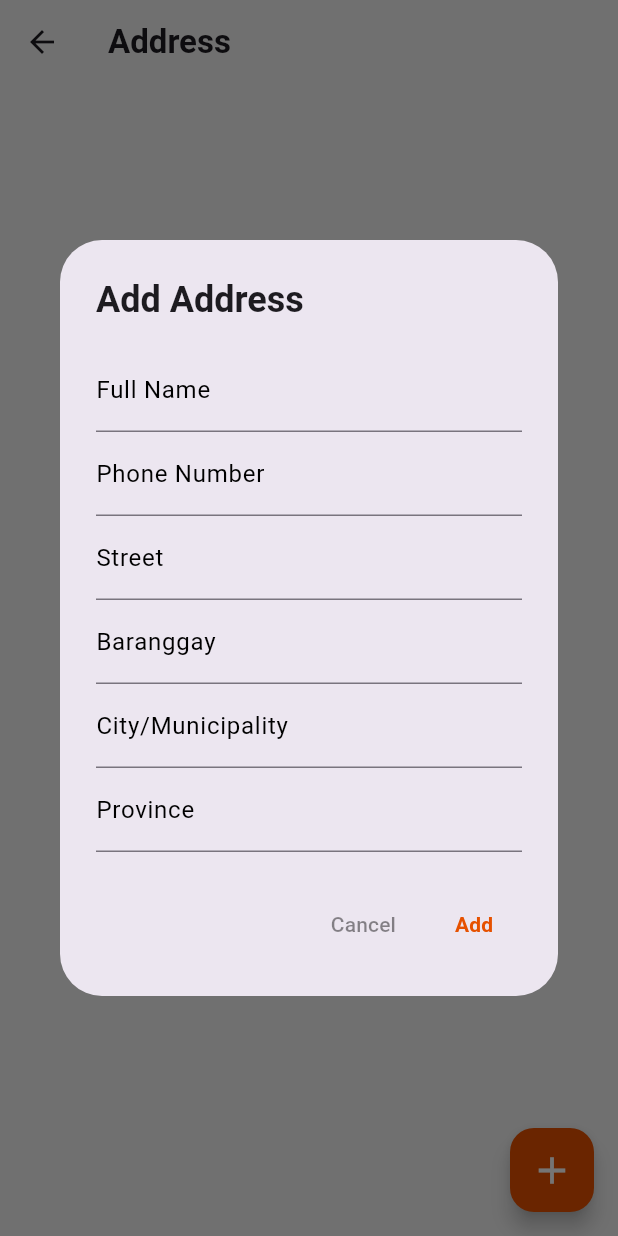
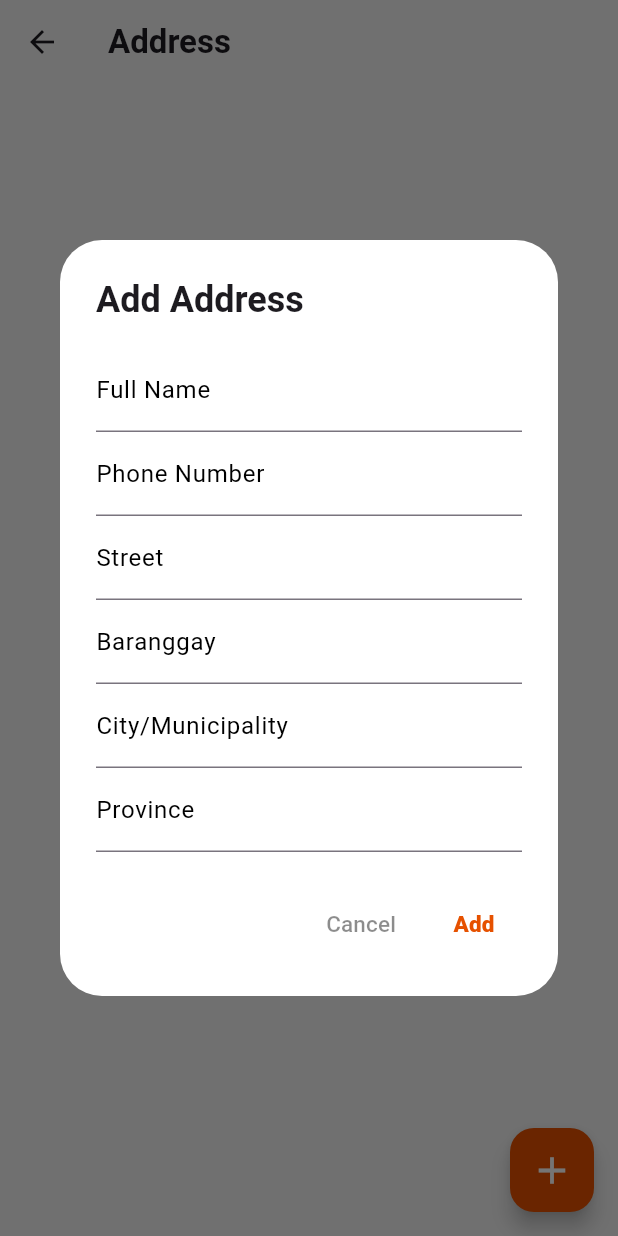
Before and after one commit to TechPyllars2024/AutoCareCarOwners, a Flutter app: the CarOwnerAddress screen opened directly, after a tap on the "add" icon, on a phone screen of 412 x 824 dp. Run offline on Flutter 3.47's test engine with Material 3 defaults, Android fonts, the phone set to English and light mode, and no system bars; our stand-ins replace cloud_firestore, curved_navigation_bar, firebase_auth, firebase_core, firebase_storage, flutter_animate and 4 more; missing offline and left inert: flutter_pannable_rating_bar; accounts and stored records are empty.

```diff
--- a/lib/ProfileManagement/screens/car_owner_addresses.dart
+++ b/lib/ProfileManagement/screens/car_owner_addresses.dart
@@ -79,6 +79,7 @@ class _CarOwnerAddressState extends State<CarOwnerAddress> {
       context: context,
       builder: (context) {
         return AlertDialog(
+          backgroundColor: Colors.white,
           title: Text(address == null ? 'Add Address' : 'Edit Address', style: const TextStyle(fontWeight: FontWeight.w700),),
           content: Container(
             width: MediaQuery.of(context).size.width * 0.9,
@@ -197,7 +198,7 @@ class _CarOwnerAddressState extends State<CarOwnerAddress> {
               onPressed: () {
                 Navigator.of(context).pop();
               },
-              child: const Text('Cancel', style: TextStyle(color: Colors.black45),),
+              child: const Text('Cancel', style: TextStyle(color: Colors.black45, fontSize: 15),),
             ),
             TextButton(
               onPressed: () async {
@@ -224,7 +225,7 @@ class _CarOwnerAddressState extends State<CarOwnerAddress> {
                   Navigator.of(context).pop();
                 }
               },
-              child: Text(address == null ? 'Add' : 'Update', style: TextStyle(color: Colors.orange.shade900, fontWeight: FontWeight.bold),),
+              child: Text(address == null ? 'Add' : 'Update', style: TextStyle(color: Colors.orange.shade900, fontWeight: FontWeight.w900, fontSize: 15),),
             ),
           ],
         );
```
